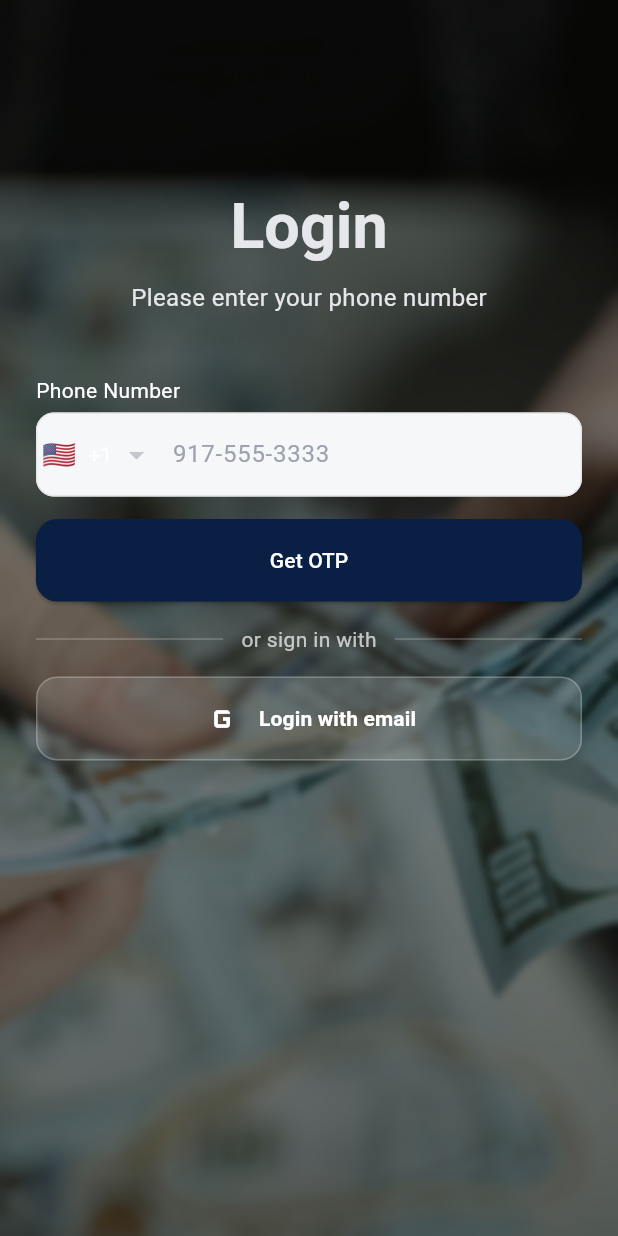
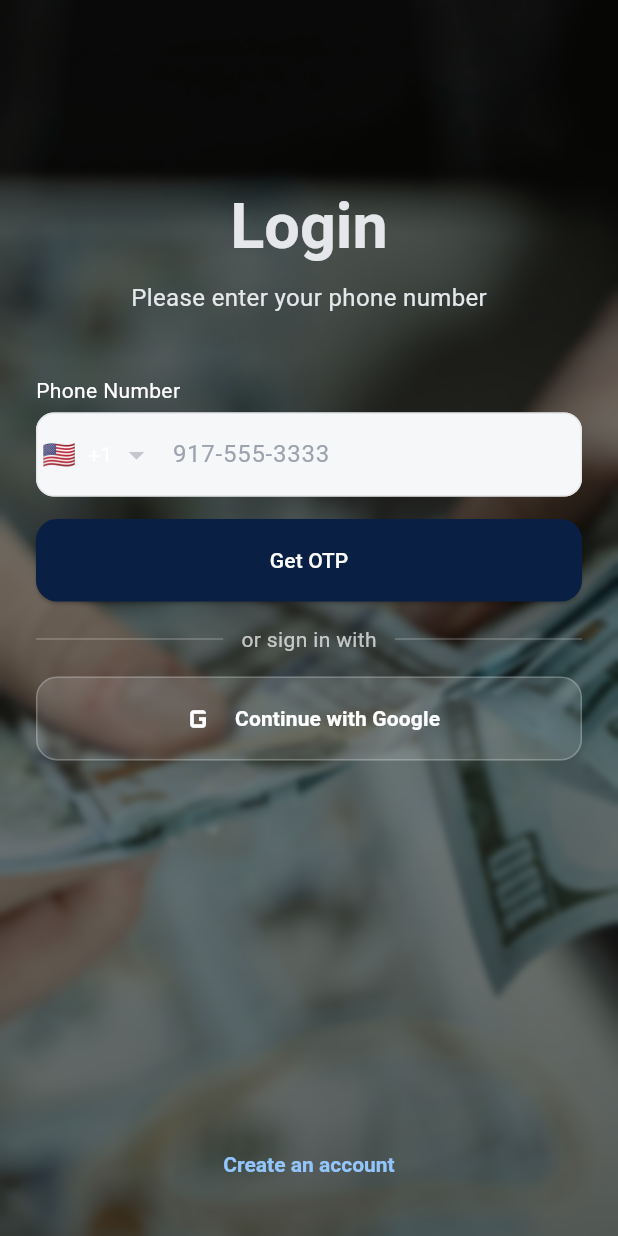
Before and after one commit to LeonL51/bagFlow, a Flutter app: the PhoneNumber screen opened directly, on a phone screen of 412 x 824 dp. Run offline on Flutter 3.47's test engine with Material 3 defaults, Android fonts, the phone set to English and light mode, and no system bars; drawn by our look-alikes of intl_phone_field; our stand-ins replace firebase_core, flutter_riverpod; accounts and stored records are empty.

Commit message:
Implement reusable create account button widget to the login, phone number, and forgot password pages

```diff
--- /dev/null
+++ b/devtools_options.yaml
@@ -0,0 +1,3 @@
+description: This file stores settings for Dart & Flutter DevTools.
+documentation: https://docs.flutter.dev/tools/devtools/extensions#configure-extension-enablement-states
+extensions:
--- a/lib/screens/phoneNumber.dart
+++ b/lib/screens/phoneNumber.dart
@@ -1,9 +1,10 @@
+import 'package:bag_flow/widgets/auth_createAcctBtn.dart';
 import 'package:bag_flow/widgets/auth_divider.dart';
+import 'package:bag_flow/widgets/auth_googleContinue.dart';
 import 'package:bag_flow/widgets/auth_header.dart';
 import 'package:bag_flow/widgets/auth_section_label.dart';
 import 'package:flutter/material.dart';
 import 'package:intl_phone_field/intl_phone_field.dart';
-import 'package:bag_flow/screens/login_screen.dart';
 import 'package:bag_flow/screens/Otp.dart';
 import 'package:bag_flow/widgets/auth_scaffold.dart';
 
@@ -53,7 +54,10 @@
             AuthDivider(text: 'or sign in with'),
 
             const SizedBox(height: 15),
-            _backToEmailButton(),
+            AuthGoogleButton(onPressed: () {}),
+
+            const Spacer(),
+            AuthCreateAccount()
           ],
         ),
       ),
@@ -113,42 +117,6 @@
     );
   }
 
-  Widget _backToEmailButton() {
-    return SizedBox(
-      width: double.infinity,
-      child: OutlinedButton(
-        onPressed: () {
-          Navigator.push(
-            context,
-            MaterialPageRoute(builder: (context) => const LoginScreen()),
-          );
-        },
-        style: OutlinedButton.styleFrom(
-          backgroundColor: Colors.white.withOpacity(0.14),
-          side: const BorderSide(color: Colors.white24),
-          padding: const EdgeInsets.symmetric(vertical: 14),
-          shape: RoundedRectangleBorder(
-            borderRadius: BorderRadius.circular(14),
-          ),
-        ),
-        child: Row(
-          mainAxisAlignment: MainAxisAlignment.center,
-          children: const [
-            Icon(Icons.g_mobiledata, size: 28, color: Colors.white),
-            SizedBox(width: 10),
-            Text(
-              "Login with email",
-              style: TextStyle(
-                color: Colors.white,
-                fontWeight: FontWeight.w700,
-              ),
-            ),
-          ],
-        ),
-      ),
-    );
-  }
-
   // Review what this does
   void _submitLogin() async {
     if (!_formKey.currentState!.validate()) return;
--- a/lib/screens/signUp_screen.dart
+++ b/lib/screens/signUp_screen.dart
@@ -1,9 +1,8 @@
+import 'package:flutter/material.dart';
 import 'package:bag_flow/widgets/auth_googleContinue.dart';
 import 'package:bag_flow/widgets/auth_header.dart';
 import 'package:bag_flow/widgets/auth_password.dart';
 import 'package:bag_flow/widgets/auth_validators.dart';
-import 'package:flutter/material.dart';
-import 'package:bag_flow/screens/signUp_screen.dart';
 import 'package:bag_flow/screens/login_screen.dart';
 import 'package:bag_flow/widgets/auth_section_label.dart';
 import 'package:bag_flow/widgets/auth_scaffold.dart';
--- /dev/null
+++ b/lib/widgets/auth_createAcctBtn.dart
@@ -0,0 +1,29 @@
+import 'package:flutter/material.dart';
+import 'package:bag_flow/screens/signUp_screen.dart';
+
+class AuthCreateAccount extends StatelessWidget {
+  const AuthCreateAccount({super.key});
+
+  @override
+  Widget build(BuildContext context) {
+    return Center(
+      child: TextButton(
+        onPressed: () {
+          Navigator.push(
+            context,
+            MaterialPageRoute(
+              builder: (context) => const SignUpScreen(),
+            ),
+          );
+        },
+        child: const Text(
+          'Create an account',
+          style: TextStyle(
+            color: Color(0xFF93C5FD),
+            fontWeight: FontWeight.w700,
+          ),
+        ),
+      ),
+    );
+  }
+}
```
Also changed, not shown: lib/screens/forgotPassword.dart (+3 -25 lines), lib/screens/login_screen.dart (+5 -22 lines), lib/widgets/auth_backToLoginBtn.dart (added, +10 -0 lines).
